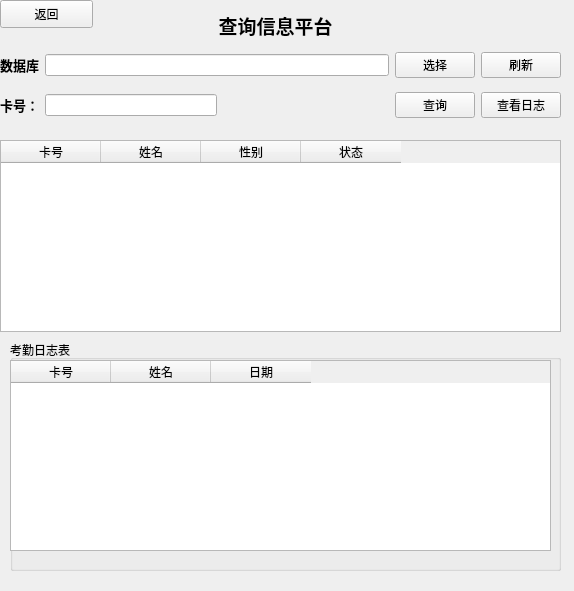
Above: Selectpage.ui from AKHYui/Swipe-System before the change. Below: the same form after it.
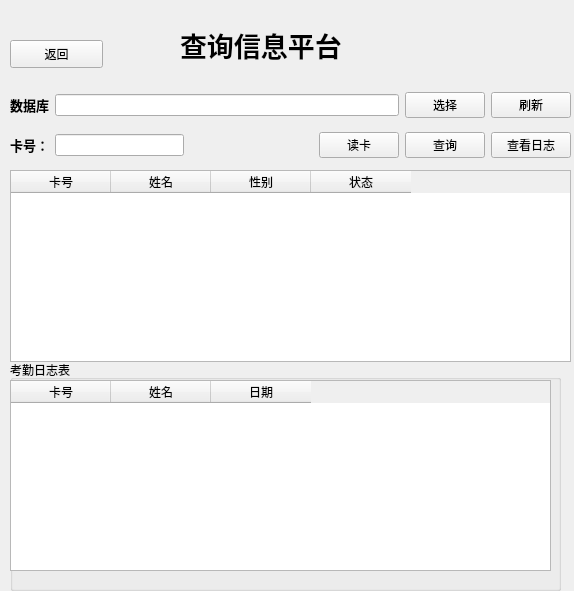
That is the form after the change. Icons and pictures are not drawn.

Patch:
```diff
--- a/Selectpage.ui
+++ b/Selectpage.ui
@@ -13,11 +13,23 @@
   <property name="windowTitle">
    <string>Form</string>
   </property>
-  <widget class="QPushButton" name="sel_back">
+  <widget class="QWidget" name="widget" native="true">
    <property name="geometry">
     <rect>
      <x>0</x>
      <y>0</y>
+     <width>581</width>
+     <height>591</height>
+    </rect>
+   </property>
+   <property name="styleSheet">
+    <string notr="true">#widget{background-image: url(:/new/prefix1/img/addpage.png);}</string>
+   </property>
+   <widget class="QPushButton" name="sel_back">
+    <property name="geometry">
+     <rect>
+      <x>10</x>
+      <y>40</y>
      <width>93</width>
      <height>28</height>
     </rect>
@@ -26,24 +38,67 @@
     <string>返回</string>
    </property>
   </widget>
-  <widget class="QLabel" name="lb_searchtitle">
+   <widget class="QWidget" name="layoutWidget_2">
    <property name="geometry">
     <rect>
-     <x>190</x>
-     <y>10</y>
-     <width>171</width>
-     <height>31</height>
-    </rect>
-   </property>
+      <x>10</x>
+      <y>130</y>
+      <width>561</width>
+      <height>30</height>
+     </rect>
+    </property>
+    <layout class="QHBoxLayout" name="horizontalLayout">
+     <item>
+      <widget class="QLabel" name="lb_cardID">
    <property name="text">
-    <string>&lt;html&gt;&lt;head/&gt;&lt;body&gt;&lt;p align=&quot;center&quot;&gt;&lt;span style=&quot; font-size:14pt; font-weight:600;&quot;&gt;查询信息平台&lt;/span&gt;&lt;/p&gt;&lt;/body&gt;&lt;/html&gt;</string>
-   </property>
+        <string>&lt;html&gt;&lt;head/&gt;&lt;body&gt;&lt;p align=&quot;right&quot;&gt;&lt;span style=&quot; font-size:10pt; font-weight:600;&quot;&gt;卡号：&lt;/span&gt;&lt;/p&gt;&lt;/body&gt;&lt;/html&gt;</string>
+       </property>
+      </widget>
+     </item>
+     <item>
+      <widget class="QLineEdit" name="ted_showNumber"/>
+     </item>
+     <item>
+      <spacer name="horizontalSpacer">
+       <property name="orientation">
+        <enum>Qt::Horizontal</enum>
+       </property>
+       <property name="sizeHint" stdset="0">
+        <size>
+         <width>40</width>
+         <height>20</height>
+        </size>
+       </property>
+      </spacer>
+     </item>
+     <item>
+      <widget class="QPushButton" name="readcard">
+       <property name="text">
+        <string>读卡</string>
+       </property>
+      </widget>
+     </item>
+     <item>
+      <widget class="QPushButton" name="pbn_search">
+       <property name="text">
+        <string>查询</string>
+       </property>
+      </widget>
+     </item>
+     <item>
+      <widget class="QPushButton" name="pbn_searchLog">
+       <property name="text">
+        <string>查看日志</string>
+       </property>
+      </widget>
+     </item>
+    </layout>
   </widget>
   <widget class="QTableWidget" name="db_table">
    <property name="geometry">
     <rect>
-     <x>0</x>
-     <y>140</y>
+      <x>10</x>
+      <y>170</y>
      <width>561</width>
      <height>192</height>
     </rect>
@@ -82,7 +137,7 @@
    <property name="geometry">
     <rect>
      <x>10</x>
-     <y>340</y>
+      <y>360</y>
      <width>551</width>
      <height>231</height>
     </rect>
@@ -125,8 +180,8 @@
   <widget class="QWidget" name="layoutWidget">
    <property name="geometry">
     <rect>
-     <x>0</x>
-     <y>50</y>
+      <x>10</x>
+      <y>90</y>
      <width>561</width>
      <height>30</height>
     </rect>
@@ -162,54 +217,25 @@
     </item>
    </layout>
   </widget>
-  <widget class="QWidget" name="layoutWidget_2">
+   <widget class="QLabel" name="label">
    <property name="geometry">
     <rect>
-     <x>0</x>
-     <y>90</y>
-     <width>561</width>
-     <height>30</height>
-    </rect>
-   </property>
-   <layout class="QHBoxLayout" name="horizontalLayout">
-    <item>
-     <widget class="QLabel" name="lb_cardID">
-      <property name="text">
-       <string>&lt;html&gt;&lt;head/&gt;&lt;body&gt;&lt;p align=&quot;right&quot;&gt;&lt;span style=&quot; font-size:10pt; font-weight:600;&quot;&gt;卡号：&lt;/span&gt;&lt;/p&gt;&lt;/body&gt;&lt;/html&gt;</string>
-      </property>
-     </widget>
-    </item>
-    <item>
-     <widget class="QLineEdit" name="ted_showNumber"/>
-    </item>
-    <item>
-     <spacer name="horizontalSpacer">
-      <property name="orientation">
-       <enum>Qt::Horizontal</enum>
-      </property>
-      <property name="sizeHint" stdset="0">
-       <size>
-        <width>40</width>
-        <height>20</height>
-       </size>
-      </property>
-     </spacer>
-    </item>
-    <item>
-     <widget class="QPushButton" name="pbn_search">
+      <x>180</x>
+      <y>20</y>
+      <width>201</width>
+      <height>51</height>
+     </rect>
+    </property>
+    <property name="font">
+     <font>
+      <family>微软雅黑</family>
+      <pointsize>16</pointsize>
+     </font>
+    </property>
       <property name="text">
-       <string>查询</string>
-      </property>
-     </widget>
-    </item>
-    <item>
-     <widget class="QPushButton" name="pbn_searchLog">
-      <property name="text">
-       <string>查看日志</string>
-      </property>
-     </widget>
-    </item>
-   </layout>
+     <string>&lt;html&gt;&lt;head/&gt;&lt;body&gt;&lt;p&gt;&lt;span style=&quot; font-size:20pt; font-weight:600;&quot;&gt;查询信息平台&lt;/span&gt;&lt;/p&gt;&lt;/body&gt;&lt;/html&gt;</string>
+    </property>
+   </widget>
   </widget>
  </widget>
  <resources/>
```
Lines whose indentation alone changed are shown as unchanged.
